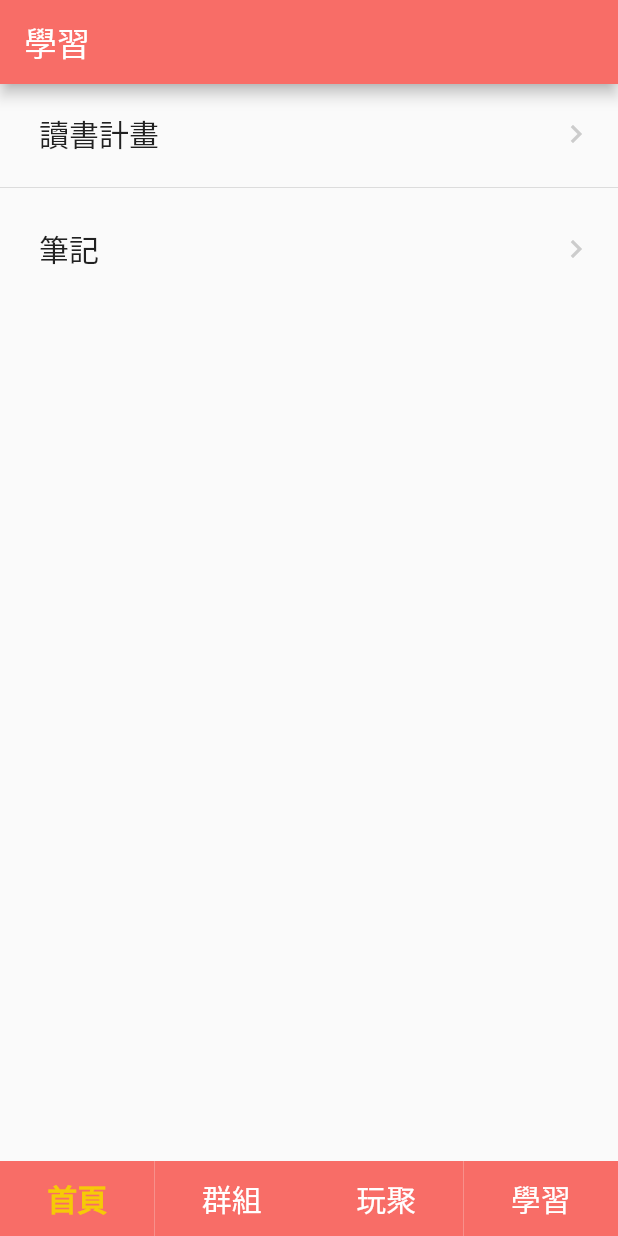
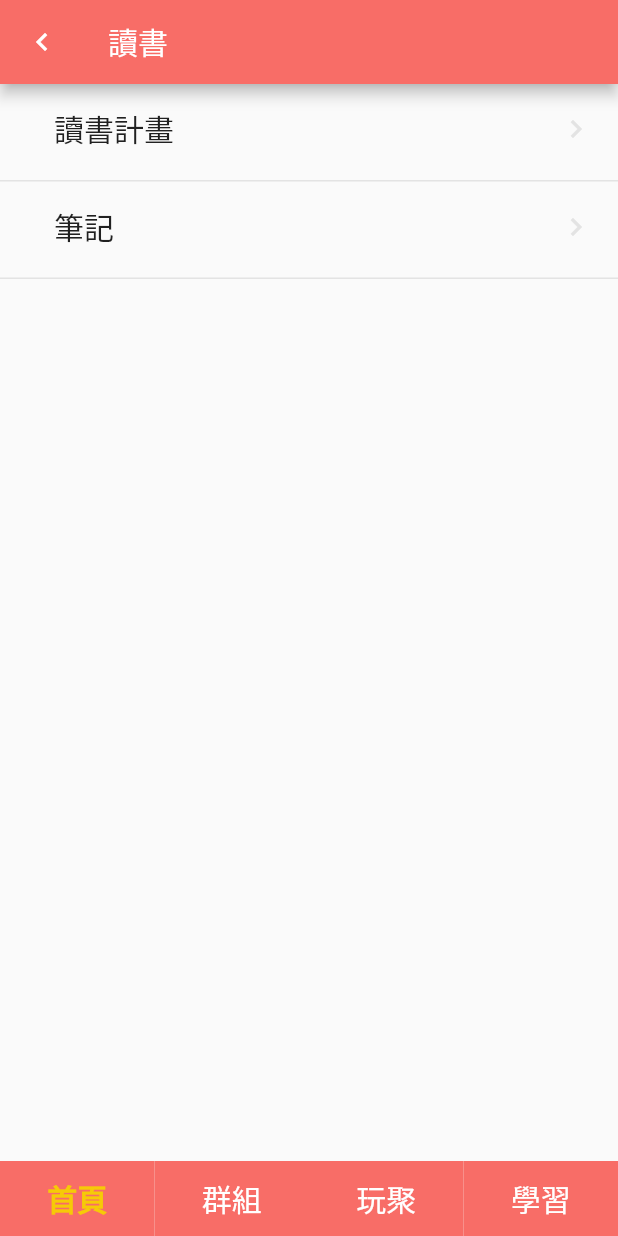
Before and after one commit to ericchang922/My-Day-app, a Flutter app: the screen it shows after launch, item 4 of the bottom bar chosen, on a phone screen of 412 x 824 dp. Run offline on Flutter 3.47's test engine with Material 2 defaults, Android fonts, the phone set to English and light mode, and no system bars.

Commit message:
Update learn

```diff
--- a/lib/learn.dart
+++ b/lib/learn.dart
@@ -3,168 +3,126 @@
 // found in the LICENSE file.
 
 import 'package:flutter/material.dart';
-import 'group.dart';
+
 import 'main.dart';
-
+import 'notes.dart';
+import 'readplan.dart';
 const PrimaryColor = const Color(0xFFF86D67);
 
-// void main() {runApp(MyApp());}
+void main() {runApp(MyApp());}
 
-// class LearnPage extends StatelessWidget {
-//   // This widget is the root of your application.
-//   @override
-//   Widget build(BuildContext context) {
-//     return MaterialApp(
-//       routes: <String, WidgetBuilder> {
-//         '/home': (BuildContext context) => new HomePageWidget(),
-//         '/group' : (BuildContext context) => new GroupPageWidget(),
-//         '/learn' : (BuildContext context) => new LearnPage(),
-//       },
-//       debugShowCheckedModeBanner: false,
-//       home: Scaffold(
-//         body: Learn(),
-//       ),
-//     );
-//   }
-// }
+class LearnPage extends StatelessWidget {
+
+  // This widget is the root of your application.
+  @override
+  Widget build(BuildContext context) {
+    return MaterialApp(
+      theme: ThemeData(
+          platform: TargetPlatform.iOS,
+        ),
+      routes: <String, WidgetBuilder> {
+        '/home': (BuildContext context) => new HomePageWidget(),
+        '/learn' : (BuildContext context) => new LearnPage(),
+      },
+      debugShowCheckedModeBanner: false,
+      home: Scaffold(
+        body: Learn(),
+      ),
+    );
+  }
+}
 
 class Learn extends StatelessWidget {
+  get child => null;
+  get left => null;
+
   @override
   Widget build(BuildContext context) {
-    const items = <String>[
-      '讀書計畫',
-      '筆記',
-    ];
     return Scaffold(
-        appBar: AppBar(
-          backgroundColor: Color(0xffF86D67),
-          title: Text('學習', style: TextStyle(fontSize: 22)),
-        ),
-        body: ListView.separated(
-          itemCount: items.length,
-          itemBuilder: (context, index) => Container(
-              margin: EdgeInsets.only(
-                top: 5,
-                left: 10,
-              ),
-              child: Column(
-                children: [
-                  ListTile(
-                    title: Text(
-                      items[index],
-                      style: TextStyle(fontSize: 20),
-                    ),
-                    trailing: Icon(
-                      Icons.chevron_right,
-                      color: Color(0xffCCCCCC),
+
+      appBar: AppBar(
+        backgroundColor: Color(0xffF86D67),
+        title:Text('讀書',style: TextStyle(fontSize: 20)),
+        leading:IconButton(
+          icon: Icon(Icons.chevron_left),
+          onPressed: () {
+            Navigator.push(context,
+                MaterialPageRoute(builder: (context) => MyApp()));
+
+          },
+        )
+      ),
+      body: ListView(
+        children: <Widget>[
+          Padding(
+            padding: EdgeInsets.fromLTRB(20, 0, 0, 0),
+            // ignore: deprecated_member_use
+            child: FlatButton(
+              height: 60,
+              minWidth: double.infinity,
+              onPressed: (){
+                Navigator.push(context,
+                MaterialPageRoute(builder: (context) => ReadPlanPage()));
+
+              },
+              child: Row(
+                mainAxisAlignment: MainAxisAlignment.spaceBetween,
+                children: <Widget>[
+                  Text(
+                    '讀書計畫',
+                    style: TextStyle(fontSize: 20,
                     ),
                   ),
+                  Icon(
+                    Icons.chevron_right,
+                    color: Color(0xffE3E3E3),
+                  )
                 ],
-              )),
-          separatorBuilder: (context, index) => Divider(),
-        ));
-    // return MaterialApp(
-    //     debugShowCheckedModeBanner: false,
-    //     title: 'Myday',
-    //     home: Scaffold(
-    //         appBar: AppBar(
-    //           backgroundColor: Color(0xffF86D67),
-    //           title: Text('學習', style: TextStyle(fontSize: 22)),
-    //         ),
-    //         body: ListView.separated(
-    //           itemCount: items.length,
-    //           itemBuilder: (context, index) => Container(
-    //               margin: EdgeInsets.only(
-    //                 top: 5,
-    //                 left: 10,
-    //               ),
-    //               child: Column(
-    //                 children: [
-    //                   ListTile(
-    //                     title: Text(
-    //                       items[index],
-    //                       style: TextStyle(fontSize: 20),
-    //                     ),
-    //                     trailing: Icon(
-    //                       Icons.chevron_right,
-    //                       color: Color(0xffCCCCCC),
-    //                     ),
-    //                   ),
-    //                 ],
-    //               )),
-    //           separatorBuilder: (context, index) => Divider(),
-    //         ),
-    //         bottomNavigationBar: Container(
-    //             child: Row(children: <Widget>[
-    //           Expanded(
-    //             // ignore: deprecated_member_use
-    //             child: FlatButton(
-    //               height: 50,
-    //               shape: RoundedRectangleBorder(
-    //                   borderRadius: BorderRadius.circular(0)),
-    //               child: Text(
-    //                 '首頁',
-    //                 style: TextStyle(
-    //                   fontSize: 20,
-    //                 ),
-    //               ),
-    //               color: Color(0xffF86D67),
-    //               textColor: Colors.white,
-    //               onPressed: () {
-    //                 Navigator.pushReplacementNamed(context, '/home');
-    //               },
-    //             ),
-    //           ),
-    //           Expanded(
-    //             // ignore: deprecated_member_use
-    //             child: FlatButton(
-    //               height: 50,
-    //               shape: RoundedRectangleBorder(
-    //                   borderRadius: BorderRadius.circular(0)),
-    //               child: Text(
-    //                 '群組',
-    //                 style: TextStyle(fontSize: 20),
-    //               ),
-    //               color: Color(0xffF86D67),
-    //               textColor: Colors.white,
-    //               onPressed: () {
-    //                 Navigator.pushReplacementNamed(context, '/group');
-    //               },
-    //             ),
-    //           ),
-    //           Expanded(
-    //             // ignore: deprecated_member_use
-    //             child: FlatButton(
-    //               height: 50,
-    //               shape: RoundedRectangleBorder(
-    //                   borderRadius: BorderRadius.circular(0)),
-    //               child: Text(
-    //                 '玩聚',
-    //                 style: TextStyle(fontSize: 20),
-    //               ),
-    //               color: Color(0xffF86D67),
-    //               textColor: Colors.white,
-    //               onPressed: () {},
-    //             ),
-    //           ),
-    //           Expanded(
-    //             // ignore: deprecated_member_use
-    //             child: FlatButton(
-    //               height: 50,
-    //               shape: RoundedRectangleBorder(
-    //                   borderRadius: BorderRadius.circular(0)),
-    //               child: Text(
-    //                 '學習',
-    //                 style: TextStyle(fontSize: 20, fontWeight: FontWeight.bold),
-    //               ),
-    //               color: Color(0xffF86D67),
-    //               textColor: Color(0xffF6CA07),
-    //               onPressed: () {
-    //                 Navigator.push(context,
-    //                     MaterialPageRoute(builder: (context) => LearnPage()));
-    //               },
-    //             ),
-    //           ),
-    //         ]))));
+              ),
+            ),
+          ),
+          Padding(
+                padding: EdgeInsets.fromLTRB(0, 0, 0, 0),
+                child: Container(
+                  margin: EdgeInsets.only(top: 4.0),
+                  color: Color(0xffE3E3E3),
+                  constraints: BoxConstraints.expand(height: 1.0),
+                )),
+          Padding(
+            padding: EdgeInsets.fromLTRB(20, 0, 0, 0),
+            // ignore: deprecated_member_use
+            child: FlatButton(
+              height: 60,
+              minWidth: double.infinity,
+              onPressed: (){
+                Navigator.push(context,
+                MaterialPageRoute(builder: (context) => NotesPage()));
+              },
+              child: Row(
+                mainAxisAlignment: MainAxisAlignment.spaceBetween,
+                children: <Widget>[
+                  Text(
+                    '筆記',
+                    style: TextStyle(fontSize: 20,
+                    ),
+                  ),
+                  Icon(
+                    Icons.chevron_right,
+                    color: Color(0xffE3E3E3),
+                  )
+                ],
+              ),
+            ),
+          ),
+          Padding(
+            padding: EdgeInsets.fromLTRB(0, 0, 0, 0),
+            child: Container(
+              margin: EdgeInsets.only(top: 4.0),
+              color: Color(0xffE3E3E3),
+              constraints: BoxConstraints.expand(height: 1.0),
+            )),
+        ],
+      ),
+    );
   }
 }
```
